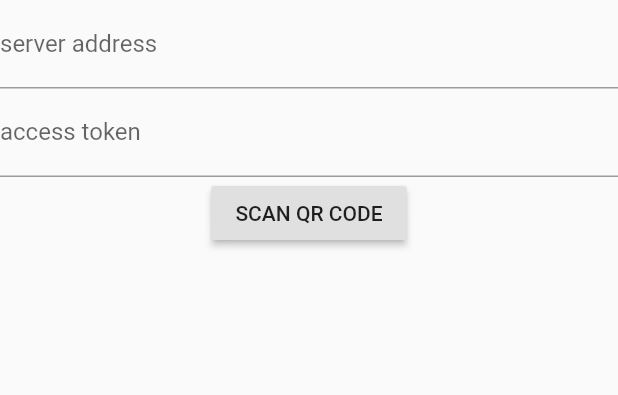
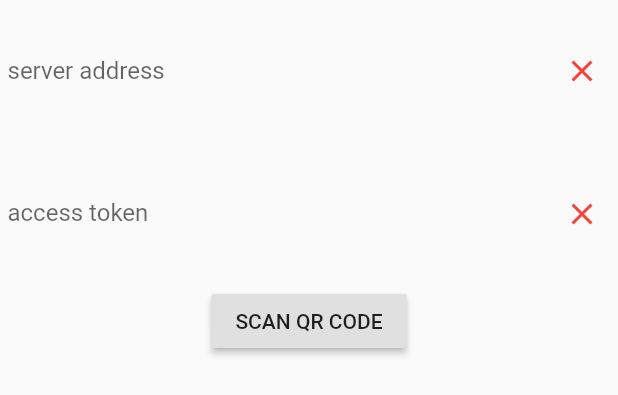
Before and after one commit to e154/smart-home-app, a Flutter app: the SettingsForm widget shown alone on an empty page, opened directly, on a phone screen of 412 x 824 dp. Shown: the top 395 px of the screen. Run offline on Flutter 3.47's test engine with Material 2 defaults, Android fonts, the phone set to English and light mode, and no system bars; our stand-ins replace bloc, equatable, flutter_bloc, sqflite; missing offline and left inert: barcode_scan; accounts and stored records are empty.

Commit message:
first commit

```diff
--- a/lib/models/credentials.dart
+++ b/lib/models/credentials.dart
@@ -29,4 +29,8 @@ class Credentials {
         "user_login": userLogin,
         "user_password": userPassword,
       };
+
+  bool equal(Credentials s) {
+    return s.userPassword == userPassword && s.userLogin == userLogin;
+  }
 }
--- a/lib/models/setting.dart
+++ b/lib/models/setting.dart
@@ -28,4 +28,8 @@ class Settings {
         "server_address": serverAddress,
         "access_token": accessToken,
       };
+
+  bool equal(Settings s) {
+    return s.serverAddress == serverAddress && s.accessToken == accessToken;
+  }
 }
--- a/lib/pages/settings/settings_bloc.dart
+++ b/lib/pages/settings/settings_bloc.dart
@@ -9,6 +9,7 @@ import 'settings_state.dart';
 class SettingsBloc extends Bloc<SettingsEvent, SettingsState> {
   Adaptors adaptors;
   Repository repository;
+  Settings oldSettings;
 
   SettingsBloc() {
     adaptors = new Adaptors();
@@ -26,12 +27,25 @@ class SettingsBloc extends Bloc<SettingsEvent, SettingsState> {
       yield SettingsLoaded(settings);
     }
     if (event is UpdateSettings) {
+      if (oldSettings != null && oldSettings.equal(event.settings)) {
+        return;
+      }
+      oldSettings = event.settings;
       adaptors.variable.updateSettings(event.settings);
+
+      // check server address
       if (event.settings.serverAddress != "") {
-        bool result = await repository.gate.checkServerConnection(event.settings.serverAddress);
-        print('result: $result');
+        bool result = await repository.gate
+            .checkServerConnection(event.settings.serverAddress);
+        yield SettingsValidateInfo(field: "serverAddress", status: result);
+
+        // check access token
+        if (event.settings.accessToken != "") {
+          result = await repository.gate.checkServerToken(
+              event.settings.serverAddress, event.settings.accessToken);
+          yield SettingsValidateInfo(field: "accessToken", status: result);
+        }
       }
-
     }
   }
 
--- a/lib/pages/settings/settings_form.dart
+++ b/lib/pages/settings/settings_form.dart
@@ -20,6 +20,8 @@ class _SettingsFormState extends State<SettingsForm> {
   final _serverAddress = TextEditingController();
   final _accessToken = TextEditingController();
   Timer _debounce;
+  bool _serverAddressValid = false;
+  bool _accessTokenValid = false;
 
   @override
   void initState() {
@@ -55,26 +57,84 @@ class _SettingsFormState extends State<SettingsForm> {
             ),
           );
         }
+        if (state is SettingsShowSnackbar) {
+          Scaffold.of(context).showSnackBar(
+            SnackBar(
+              content: Text('${state.msg}'),
+              backgroundColor: Colors.green,
+            ),
+          );
+        }
+        if (state is SettingsValidateInfo) {
+          switch (state.field) {
+            case "serverAddress":
+              _serverAddressValid = state.status;
+              break;
+            case "accessToken":
+              _accessTokenValid = state.status;
+          }
+        }
       },
       child: BlocBuilder<SettingsBloc, SettingsState>(
         builder: (context, state) {
-
           if (state is SettingsLoaded) {
             _serverAddress.text = state.settings.serverAddress;
             _accessToken.text = state.settings.accessToken;
           }
 
           return Form(
-            child: /*state is SettingsLoading
+            child:
+                /*state is SettingsLoading
               ? CircularProgressIndicator()
-              : */Column(
+              : */
+                Column(
               children: [
                 TextFormField(
-                  decoration: InputDecoration(labelText: 'server address'),
+                  validator: (value) {
+                    if (value.isEmpty) {
+                      return 'Please enter some text';
+                    }
+                    return null;
+                  },
+                  decoration: new InputDecoration(
+                    labelText: 'server address',
+                    suffixIcon: _serverAddressValid
+                        ? new Icon(
+                            Icons.check,
+                            color: Colors.green,
+                          )
+                        : new Icon(
+                            Icons.close,
+                            color: Colors.red,
+                          ),
+                    border: InputBorder.none,
+                    contentPadding: const EdgeInsets.only(
+                        top: 30.0, right: 30.0, bottom: 30.0, left: 5.0),
+                  ),
                   controller: _serverAddress,
                 ),
                 TextFormField(
-                  decoration: InputDecoration(labelText: 'access token'),
+                  validator: (value) {
+                    if (value.isEmpty) {
+                      return 'Please enter some text';
+                    }
+                    return null;
+                  },
+                  decoration: new InputDecoration(
+                    labelText: 'access token',
+                    suffixIcon: _accessTokenValid
+                        ? new Icon(
+                            Icons.check,
+                            color: Colors.green,
+                          )
+                        : new Icon(
+                            Icons.close,
+                            color: Colors.red,
+                          ),
+                    border: InputBorder.none,
+                    contentPadding: const EdgeInsets.only(
+                        top: 30.0, right: 30.0, bottom: 30.0, left: 5.0),
+                  ),
                   controller: _accessToken,
                 ),
                 RaisedButton(
--- a/lib/pages/settings/settings_state.dart
+++ b/lib/pages/settings/settings_state.dart
@@ -21,7 +21,6 @@ class SettingsLoaded extends SettingsState {
 }
 
 class SettingsLoading extends SettingsState {
-
   @override
   String toString() => 'SettingsLoading';
 }
@@ -34,3 +33,22 @@ class SettingsFailure extends SettingsState {
   @override
   String toString() => 'SettingsFailure { error: $error }';
 }
+
+class SettingsShowSnackbar extends SettingsState {
+  final String msg;
+
+  SettingsShowSnackbar(this.msg);
+
+  @override
+  String toString() => 'SettingsShowSnackbar';
+}
+
+class SettingsValidateInfo extends SettingsState {
+  final String field;
+  final bool status;
+
+  SettingsValidateInfo({@required this.field, @required this.status});
+
+  @override
+  String toString() => 'SettingsValidateInfo';
+}
--- a/lib/repositories/gate_repository.dart
+++ b/lib/repositories/gate_repository.dart
@@ -20,13 +20,17 @@ class GateRepository {
       final locationResponse = await this.httpClient.get(locationUrl);
       return locationResponse.statusCode == 200;
     } catch (error) {
-//      print(error);
       return false;
     }
   }
 
-  Future<void> checkServerToken() async {
-    await Future.delayed(Duration(seconds: 1));
-    return;
+  Future<bool> checkServerToken(String baseUrl, String accessToken) async {
+    final locationUrl = '$baseUrl/';
+    try {
+      final locationResponse = await this.httpClient.get(locationUrl);
+      return locationResponse.statusCode == 200;
+    } catch (error) {
+      return false;
+    }
   }
 }
```
